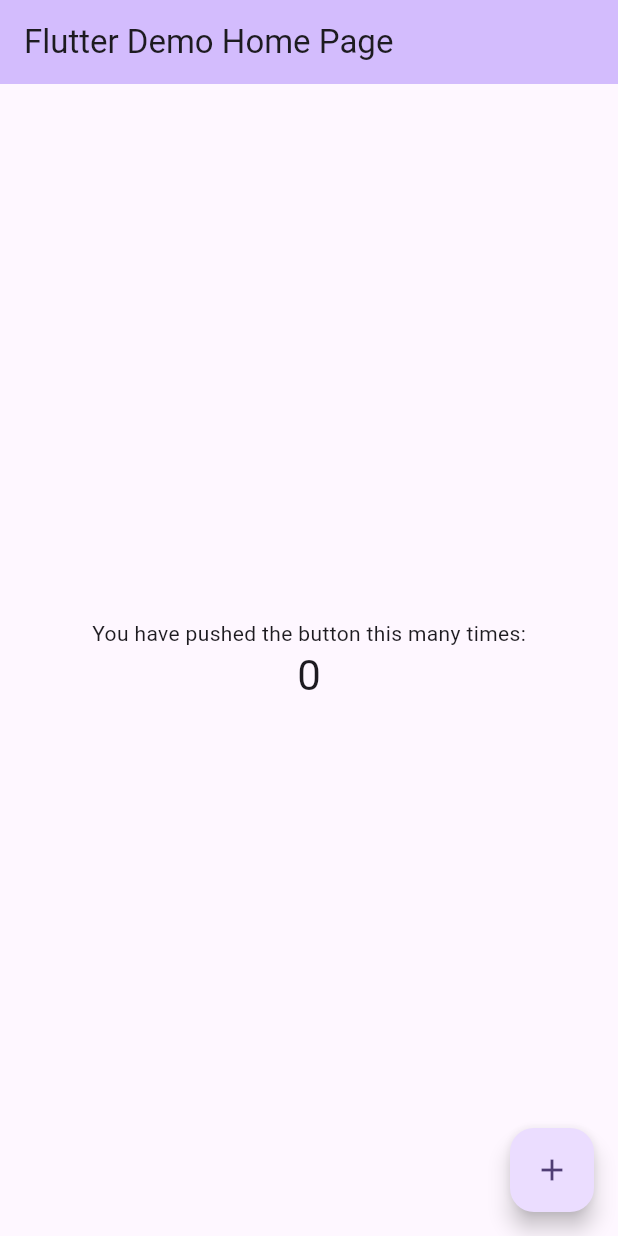
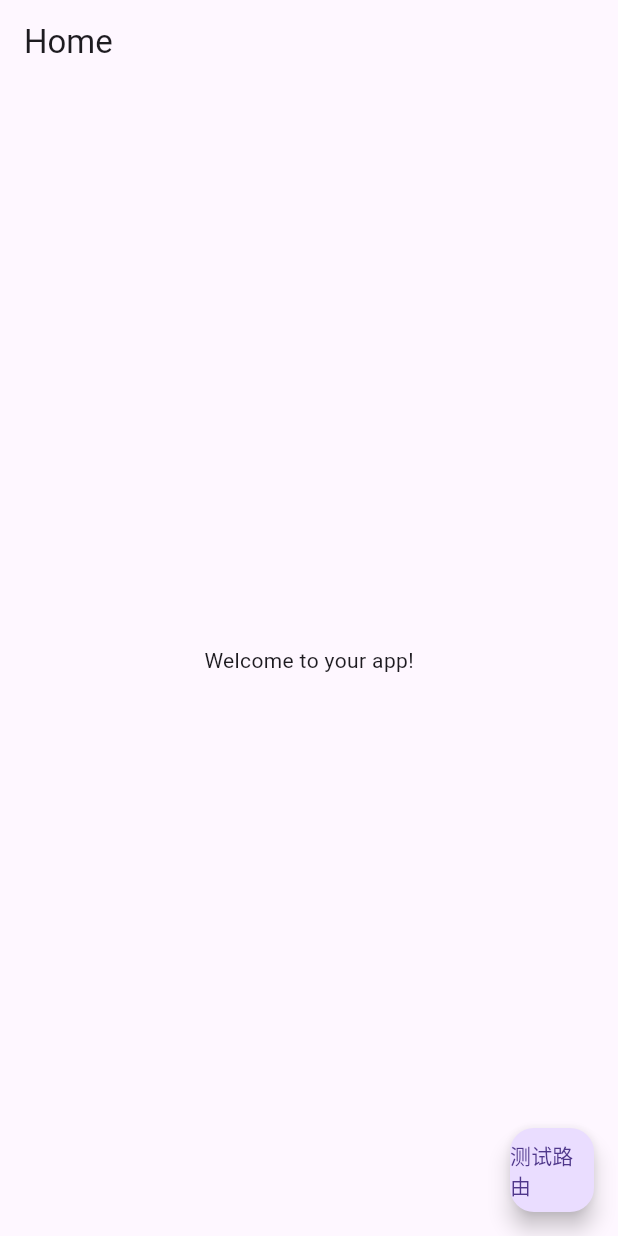
Before and after one commit to ch-repository/flutter_recipe, a Flutter app: the screen it shows after launch, on a phone screen of 412 x 824 dp. Run offline on Flutter 3.47's test engine with Material 3 defaults, Android fonts, the phone set to English and light mode, and no system bars; our stand-ins replace fluro.

Commit message:
集成路由包

```diff
--- a/lib/main.dart
+++ b/lib/main.dart
@@ -1,125 +1,37 @@
+import 'package:fluro/fluro.dart';
 import 'package:flutter/material.dart';
 
+import 'package:flutter_recipe/route/application.dart';
+import 'package:flutter_recipe/route/routes.dart';
+
 void main() {
-  runApp(const MyApp());
+  runApp(RecipeApp());
 }
 
-class MyApp extends StatelessWidget {
-  const MyApp({super.key});
-
-  // This widget is the root of your application.
+class RecipeApp extends StatefulWidget {
   @override
-  Widget build(BuildContext context) {
-    return MaterialApp(
-      title: 'Flutter Demo',
-      theme: ThemeData(
-        // This is the theme of your application.
-        //
-        // TRY THIS: Try running your application with "flutter run". You'll see
-        // the application has a purple toolbar. Then, without quitting the app,
-        // try changing the seedColor in the colorScheme below to Colors.green
-        // and then invoke "hot reload" (save your changes or press the "hot
-        // reload" button in a Flutter-supported IDE, or press "r" if you used
-        // the command line to start the app).
-        //
-        // Notice that the counter didn't reset back to zero; the application
-        // state is not lost during the reload. To reset the state, use hot
-        // restart instead.
-        //
-        // This works for code too, not just values: Most code changes can be
-        // tested with just a hot reload.
-        colorScheme: ColorScheme.fromSeed(seedColor: Colors.deepPurple),
-        useMaterial3: true,
-      ),
-      home: const MyHomePage(title: 'Flutter Demo Home Page'),
-    );
+  State createState() {
+    return _RecipeAppState();
   }
 }
 
-class MyHomePage extends StatefulWidget {
-  const MyHomePage({super.key, required this.title});
-
-  // This widget is the home page of your application. It is stateful, meaning
-  // that it has a State object (defined below) that contains fields that affect
-  // how it looks.
-
-  // This class is the configuration for the state. It holds the values (in this
-  // case the title) provided by the parent (in this case the App widget) and
-  // used by the build method of the State. Fields in a Widget subclass are
-  // always marked "final".
-
-  final String title;
-
-  @override
-  State<MyHomePage> createState() => _MyHomePageState();
-}
-
-class _MyHomePageState extends State<MyHomePage> {
-  int _counter = 0;
-
-  void _incrementCounter() {
-    setState(() {
-      // This call to setState tells the Flutter framework that something has
-      // changed in this State, which causes it to rerun the build method below
-      // so that the display can reflect the updated values. If we changed
-      // _counter without calling setState(), then the build method would not be
-      // called again, and so nothing would appear to happen.
-      _counter++;
-    });
+class _RecipeAppState extends State<RecipeApp> {
+  _RecipeAppState() {
+    final router = FluroRouter();
+    Routes.configureRoutes(router);
+    Application.router = router;
   }
 
   @override
   Widget build(BuildContext context) {
-    // This method is rerun every time setState is called, for instance as done
-    // by the _incrementCounter method above.
-    //
-    // The Flutter framework has been optimized to make rerunning build methods
-    // fast, so that you can just rebuild anything that needs updating rather
-    // than having to individually change instances of widgets.
-    return Scaffold(
-      appBar: AppBar(
-        // TRY THIS: Try changing the color here to a specific color (to
-        // Colors.amber, perhaps?) and trigger a hot reload to see the AppBar
-        // change color while the other colors stay the same.
-        backgroundColor: Theme.of(context).colorScheme.inversePrimary,
-        // Here we take the value from the MyHomePage object that was created by
-        // the App.build method, and use it to set our appbar title.
-        title: Text(widget.title),
+    final app = MaterialApp(
+      title: 'Recipe',
+      debugShowCheckedModeBanner: false,
+      theme: ThemeData(
+        primarySwatch: Colors.blue,
       ),
-      body: Center(
-        // Center is a layout widget. It takes a single child and positions it
-        // in the middle of the parent.
-        child: Column(
-          // Column is also a layout widget. It takes a list of children and
-          // arranges them vertically. By default, it sizes itself to fit its
-          // children horizontally, and tries to be as tall as its parent.
-          //
-          // Column has various properties to control how it sizes itself and
-          // how it positions its children. Here we use mainAxisAlignment to
-          // center the children vertically; the main axis here is the vertical
-          // axis because Columns are vertical (the cross axis would be
-          // horizontal).
-          //
-          // TRY THIS: Invoke "debug painting" (choose the "Toggle Debug Paint"
-          // action in the IDE, or press "p" in the console), to see the
-          // wireframe for each widget.
-          mainAxisAlignment: MainAxisAlignment.center,
-          children: <Widget>[
-            const Text(
-              'You have pushed the button this many times:',
-            ),
-            Text(
-              '$_counter',
-              style: Theme.of(context).textTheme.headlineMedium,
-            ),
-          ],
-        ),
-      ),
-      floatingActionButton: FloatingActionButton(
-        onPressed: _incrementCounter,
-        tooltip: 'Increment',
-        child: const Icon(Icons.add),
-      ), // This trailing comma makes auto-formatting nicer for build methods.
+      onGenerateRoute: Application.router.generator,
     );
+    return app;
   }
 }
--- /dev/null
+++ b/lib/route/application.dart
@@ -0,0 +1,5 @@
+import 'package:fluro/fluro.dart';
+
+class Application {
+  static late final FluroRouter router;
+}
--- /dev/null
+++ b/lib/route/route_handlers.dart
@@ -0,0 +1,15 @@
+import 'package:fluro/fluro.dart';
+import 'package:flutter/material.dart';
+
+import 'package:flutter_recipe/screens/home.dart';
+import 'package:flutter_recipe/screens/recipe_detail.dart';
+
+var rootHandler = Handler(
+    handlerFunc: (BuildContext? context, Map<String, List<String>> params) {
+  return Home();
+});
+
+var RecipeDetailHandler = Handler(
+    handlerFunc: (BuildContext? context, Map<String, List<String>> params) {
+  return RecipeDetail();
+});
--- /dev/null
+++ b/lib/route/routes.dart
@@ -0,0 +1,19 @@
+import 'package:fluro/fluro.dart';
+import 'package:flutter/material.dart';
+import './route_handlers.dart';
+
+class Routes {
+  static String root = "/";
+  static String recipeDetail = "/recipe_detail";
+
+  static void configureRoutes(FluroRouter router) {
+    router.notFoundHandler = Handler(
+        handlerFunc: (BuildContext? context, Map<String, List<String>> params) {
+      print("ROUTE WAS NOT FOUND !!!");
+      return;
+    });
+
+    router.define(root, handler: rootHandler);
+    router.define(recipeDetail, handler: RecipeDetailHandler);
+  }
+}
--- /dev/null
+++ b/lib/screens/home.dart
@@ -0,0 +1,22 @@
+import 'package:flutter/material.dart';
+import 'package:flutter_recipe/route/application.dart';
+
+class Home extends StatelessWidget {
+  @override
+  Widget build(BuildContext context) {
+    return Scaffold(
+      appBar: AppBar(
+        title: Text('Home'),
+      ),
+      body: Center(
+        child: Text('Welcome to your app!'),
+      ),
+      floatingActionButton: FloatingActionButton(
+        onPressed: () {
+          Application.router.navigateTo(context, "/recipe_detail");
+        },
+        child: Text('测试路由'),
+      ),
+    );
+  }
+}
--- a/pubspec.yaml
+++ b/pubspec.yaml
@@ -30,7 +30,7 @@ environment:
 dependencies:
   flutter:
     sdk: flutter
-
+  fluro: ^2.0.5
 
   # The following adds the Cupertino Icons font to your application.
   # Use with the CupertinoIcons class for iOS style icons.
```
Also changed, not shown: lib/screens/recipe_detail.dart (added, +15 -0 lines), pubspec.lock, 2 other files.
